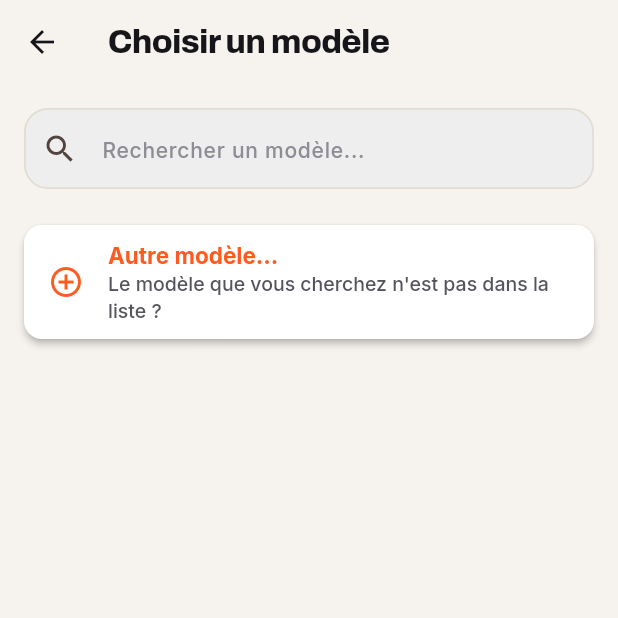
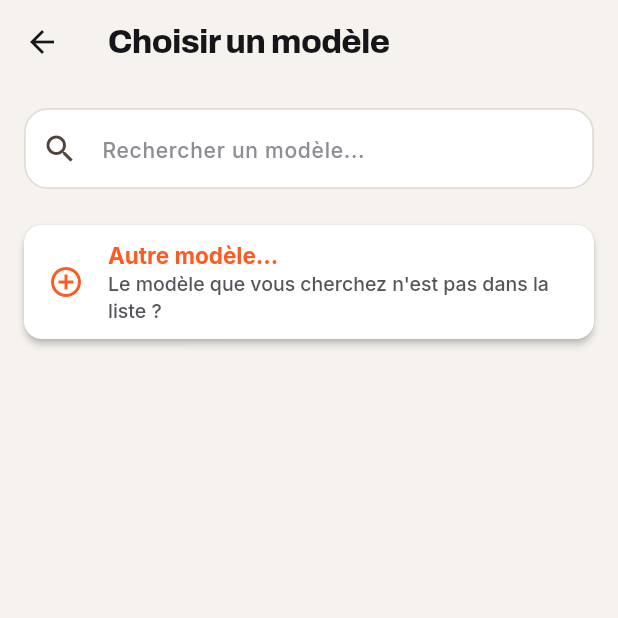
Before and after one commit to Owenmng/spot_my_car, a Flutter app: the ModelSelectionScreen screen opened directly with empty values, on a phone screen of 412 x 824 dp, the top half of it. Run offline on Flutter 3.47's test engine with Material 3 defaults, Android fonts, the phone set to English and light mode, and no system bars; our stand-ins replace audioplayers, cached_network_image, cloud_firestore, cloud_functions, confetti, connectivity_plus and 16 more; missing offline and left inert: firebase_app_check, flutter_map_marker_cluster; accounts and stored records are empty.

Commit message:
Natural sort, model thumbnails, profile rev lights
Co-Authored-By: Claude Opus 5.5 <noreply@anthropic.com>
Claude-Session: https://claude.ai/code/session_01HGpjXFfmVms3owX6qTKTQ5

```diff
--- a/lib/model_selection_screen.dart
+++ b/lib/model_selection_screen.dart
@@ -1,3 +1,5 @@
+import 'package:spot_my_car/widgets/car_image.dart';
+import 'package:spot_my_car/shared/natural_sort.dart';
 import 'package:flutter/material.dart';
 import 'package:spot_my_car/services/audio_service.dart';
 
@@ -23,7 +25,7 @@ class _ModelSelectionScreenState extends State<ModelSelectionScreen> {
   @override
   void initState() {
     super.initState();
-    _filteredModels = widget.models;
+    _filteredModels = List.of(widget.models)..sort((a, b) => naturalCompare(a['name'].toString(), b['name'].toString()));
     _searchController.addListener(() {
       _filterModels(_searchController.text);
     });
@@ -31,7 +33,7 @@ class _ModelSelectionScreenState extends State<ModelSelectionScreen> {
 
   void _filterModels(String query) {
     if (query.isEmpty) {
-      setState(() => _filteredModels = widget.models);
+      setState(() => _filteredModels = List.of(widget.models)..sort((a, b) => naturalCompare(a['name'].toString(), b['name'].toString())));
       return;
     }
     setState(() {
@@ -71,12 +73,6 @@ class _ModelSelectionScreenState extends State<ModelSelectionScreen> {
               decoration: InputDecoration(
                 hintText: 'Rechercher un modèle...',
                 prefixIcon: const Icon(Icons.search),
-                border: OutlineInputBorder(
-                  borderRadius: BorderRadius.circular(12),
-                  borderSide: BorderSide.none,
-                ),
-                filled: true,
-                fillColor: Colors.grey[200],
               ),
             ),
           ),
@@ -111,7 +107,18 @@ class _ModelSelectionScreenState extends State<ModelSelectionScreen> {
 
                 final model = _filteredModels[index - 1];
                 return ListTile(
+                  contentPadding: const EdgeInsets.symmetric(horizontal: 16, vertical: 4),
+                  leading: SizedBox(
+                    width: 72,
+                    height: 48,
+                    child: CarImage(
+                      urls: [model['imageUrl'] as String?],
+                      brandName: widget.brandName,
+                      borderRadius: BorderRadius.circular(10),
+                    ),
+                  ),
                   title: Text(model['name']),
+                  subtitle: model['production_years'] == null ? null : Text(model['production_years'].toString()),
                   onTap: () {
                     AudioService.instance.playSfx(SoundEffect.clicLeger); // <-- SON AJOUTÉ
                     Navigator.of(context).pop(model);
```
Also changed, not shown: lib/brand_models_screen.dart (+5 -3 lines), lib/profile_screen.dart (+3 -8 lines), lib/shared/natural_sort.dart (added, +13 -0 lines).
